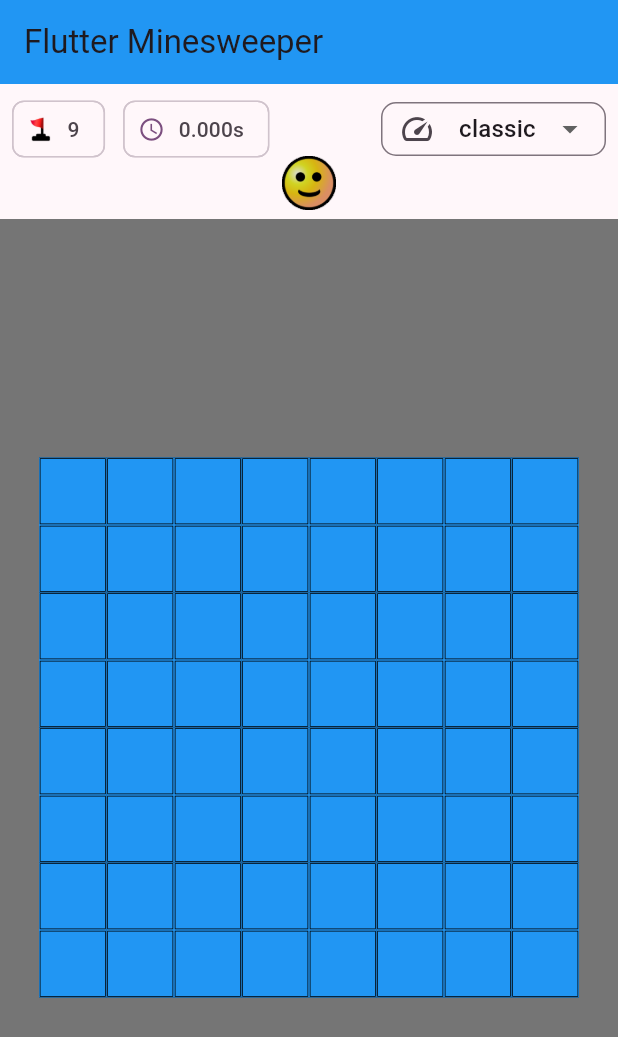
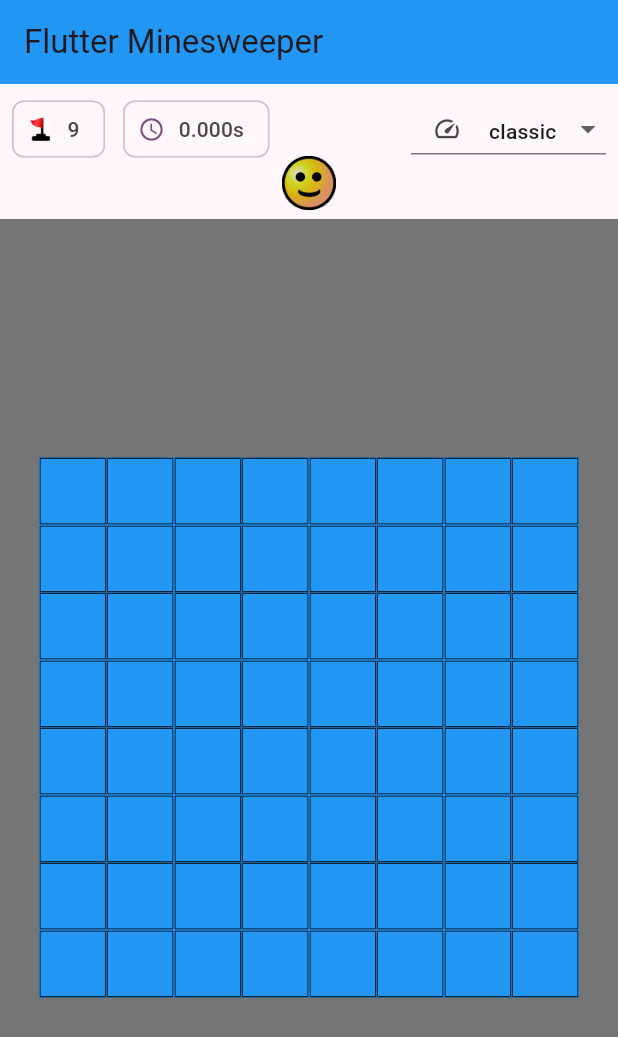
Before and after one commit to david-sds/flutter_minesweeper, a Flutter app: the screen it shows after launch, on a phone screen of 412 x 824 dp. Shown: the top 1037 px of the screen. Run offline on Flutter 3.47's test engine with Material 3 defaults, Android fonts, the light colour scheme and no system bars; our stand-ins replace flutter_mobx, go_router, mobx; missing offline and left inert: universal_html; generated files the repository leaves out were written again.

Commit message:
ajustes botao selecao

```diff
--- a/lib/components/minesweeper/minesweeper.dart
+++ b/lib/components/minesweeper/minesweeper.dart
@@ -164,32 +164,39 @@ class _MinesweeperState extends State<Minesweeper> {
                       ],
                     ),
                     SizedBox(
-                      width: 150,
-                      height: 36,
+                      width: 130,
+                      height: 34,
                       child: DropdownButtonFormField<Difficulty>(
                         value: ctrl.difficulty,
                         items: Difficulty.values
-                            .map((value) => DropdownMenuItem(
-                                  value: value,
-                                  child: Text(
-                                    value.name,
-                                  ),
-                                ))
+                            .map(
+                              (value) => DropdownMenuItem(
+                                value: value,
+                                child: Text(
+                                  value.name,
+                                  style: TextStyle(fontSize: 14),
+                                ),
+                              ),
+                            )
                             .toList(),
                         onChanged: (value) {
                           if (value != null) ctrl.initBoard(value);
                         },
                         decoration: const InputDecoration(
-                          prefixIcon: Icon(Icons.speed),
-                          contentPadding: EdgeInsets.only(left: 6),
-                          border: OutlineInputBorder(
+                          focusedBorder: OutlineInputBorder(
                             borderRadius: BorderRadius.all(
-                              Radius.circular(10.0),
+                              Radius.circular(8.0),
                             ),
                             borderSide: BorderSide(
-                              width: .5,
+                              width: 1,
+                              color: Colors.black54,
                             ),
                           ),
+                          prefixIcon: Icon(
+                            Icons.speed,
+                            size: 19,
+                          ),
+                          contentPadding: EdgeInsets.only(left: 6),
                         ),
                       ),
                     ),
```
